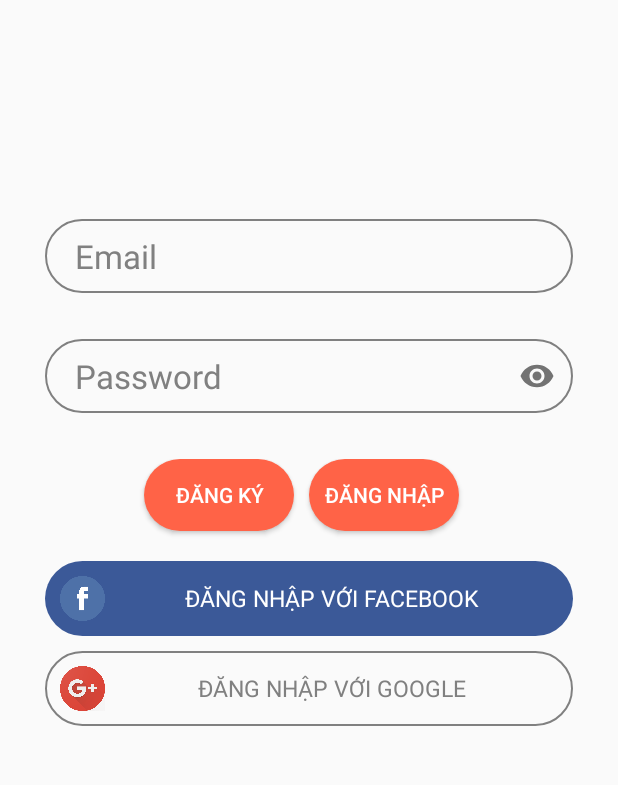
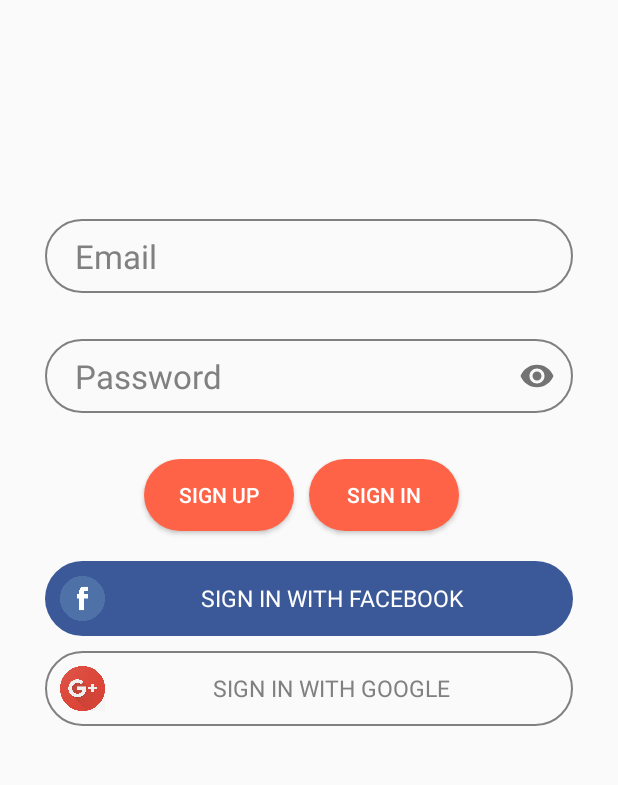
Before and after one commit to phat347/PhatLORD, an Android app: the screen it shows after launch (MainActivity), on a phone screen of 412 x 824 dp, the part 306-1091 px from its top. Run offline under Robolectric (Android 15) with nearby library versions, the phone set to English and light mode, and no system bars; our stand-ins replace Firebase (no records; nobody signed in at launch, a user with empty details on screens opened directly), Picasso; libraries missing offline, so code that uses them is left out: com.facebook, com.facebook.appevents, com.facebook.login; pictures from the network do not load; 7 statements that could not run were skipped.

Commit message:
Bo sung string xml ngon ngu tieng viet + tieng ANH

```diff
--- a/app/src/main/java/com/phatle/smartrestaurant/AccountActivity.java
+++ b/app/src/main/java/com/phatle/smartrestaurant/AccountActivity.java
@@ -113,7 +113,7 @@
             Picasso.with(AccountActivity.this)
                     .load(IntentPhotoURL) //extract as User instance method
                     .transform(new CropCircleTransformation())
-                    .resize(100, 100)
+//                    .resize(100, 100)
                     .into(userImg);
         }
         btnEit.setOnClickListener(new View.OnClickListener() {
@@ -217,7 +217,7 @@
                         pDialog.setCancelable(false);
                         pDialog.show();
                         String userId = user.getUid();
-                        StorageReference filepath = mStorage.child("Images").child(uri.getLastPathSegment());
+                        StorageReference filepath = mStorage.child("Images");
                         filepath.putFile(uri).addOnSuccessListener(new OnSuccessListener<UploadTask.TaskSnapshot>() {
                             @Override
                             public void onSuccess(UploadTask.TaskSnapshot taskSnapshot) {
--- a/app/src/main/java/com/phatle/smartrestaurant/MainActivity.java
+++ b/app/src/main/java/com/phatle/smartrestaurant/MainActivity.java
@@ -3,6 +3,7 @@
 import android.app.Activity;
 import android.content.Context;
 import android.content.Intent;
+import android.content.SharedPreferences;
 import android.graphics.Color;
 import android.graphics.Typeface;
 import android.net.ConnectivityManager;
@@ -59,6 +60,7 @@
 
 import java.util.Arrays;
 import java.util.List;
+import java.util.Locale;
 import java.util.regex.Matcher;
 import java.util.regex.Pattern;
 
@@ -69,8 +71,17 @@
     GoogleSignInClient mGoogleSignInClient;
     private FirebaseAuth auth;
     LinearLayout container;
+    private String mLanguageCode;
     @Override
     protected void onCreate(Bundle savedInstanceState) {
+        mLanguageCode = loadLocale();
+        if(mLanguageCode.equals(""))
+        {
+            Locale current = getResources().getConfiguration().locale;
+            mLanguageCode = current.getLanguage();
+        }
+
+        LocaleHelper.setLocale(MainActivity.this, mLanguageCode);
         super.onCreate(savedInstanceState);
         auth = FirebaseAuth.getInstance();
         callbackManager = CallbackManager.Factory.create();
@@ -375,4 +386,11 @@
         InputMethodManager inputMethodManager = (InputMethodManager) context.getSystemService(Activity.INPUT_METHOD_SERVICE);
         inputMethodManager.hideSoftInputFromWindow(view.getWindowToken(), 0);
     }
+    public String loadLocale() {
+        String langPref = "Language";
+        SharedPreferences prefs = getSharedPreferences("CommonPrefs",
+                Activity.MODE_PRIVATE);
+        String language = prefs.getString(langPref, "");
+        return language;
+    }
 }
--- a/app/src/main/java/com/phatle/smartrestaurant/ProfileActivity.java
+++ b/app/src/main/java/com/phatle/smartrestaurant/ProfileActivity.java
@@ -247,7 +247,7 @@
             Picasso.with(ProfileActivity.this)
                     .load(IntentPhotoURL) //extract as User instance method
                     .transform(new CropCircleTransformation())
-                    .resize(100, 100)
+//                    .resize(100, 100)
                     .into(profile);
         }
 
@@ -328,7 +328,7 @@
                 }
                 if(drawerItem.getItemName().equals(getResources().getString(R.string.app_info)))
                 {
-                    ErrorDialog dialog = new ErrorDialog(ProfileActivity.this, "Version 1.0", "App này viết cho vui :D",R.drawable.ic_leftmeu_info);
+                    ErrorDialog dialog = new ErrorDialog(ProfileActivity.this, "Version 1.0", "App này viết cho vui :D\n\nApp được viết bởi PhatLORD",R.drawable.ic_leftmeu_info);
                     dialog.setupOkButton("OK", new View.OnClickListener() {
                         @Override
                         public void onClick(View view) {
--- a/app/src/main/res/layout/activity_main.xml
+++ b/app/src/main/res/layout/activity_main.xml
@@ -108,7 +108,7 @@
                 android:id="@+id/btn_register"
                 android:layout_width="wrap_content"
                 android:layout_height="wrap_content"
-                android:text="Đăng ký"
+                android:text="@string/sign_up_btn"
                 android:layout_gravity="center_horizontal"
                 android:layout_marginTop="10dp"
                 android:textColor="@color/white"
@@ -119,7 +119,7 @@
                 android:id="@+id/btn_login"
                 android:layout_width="wrap_content"
                 android:layout_height="wrap_content"
-                android:text="Đăng nhập"
+                android:text="@string/sign_in_btn"
                 android:layout_gravity="center_horizontal"
                 android:layout_marginTop="10dp"
                 android:textColor="@color/white"
@@ -146,7 +146,7 @@
                 android:id="@+id/facebook_login"
                 android:layout_width="match_parent"
                 android:layout_height="30dp"
-                android:text="Đăng nhập với Facebook"
+                android:text="@string/sign_in_with_facebook"
                 android:textAllCaps="true"
                 android:textColor="@color/white"
                 android:textSize="7pt"
@@ -172,7 +172,7 @@
                 android:id="@+id/google_login"
                 android:layout_width="match_parent"
                 android:layout_height="30dp"
-                android:text="Đăng nhập với Google"
+                android:text="@string/sign_in_with_google"
                 android:textAllCaps="true"
                 android:textColor="@color/gray"
                 android:textSize="7pt"
--- a/app/src/main/res/layout/activity_register.xml
+++ b/app/src/main/res/layout/activity_register.xml
@@ -17,7 +17,7 @@
         android:layout_height="wrap_content"
         android:layout_gravity="center_horizontal"
         android:layout_marginBottom="10dp"
-        android:text="Đăng ký tài khoản"
+        android:text="@string/sign_up"
         android:textSize="10pt" />
     <LinearLayout
         android:layout_width="match_parent"
--- a/app/src/main/res/values/strings.xml
+++ b/app/src/main/res/values/strings.xml
@@ -19,4 +19,9 @@
     <string name="tab_notification">Notification</string>
     <string name="tab_bookmark">Bookmark</string>
     <string name="my_favorite">My Favorite</string>
+    <string name="sign_up">Sign up</string>
+    <string name="sign_up_btn">Sign up</string>
+    <string name="sign_in_btn">Sign in</string>
+    <string name="sign_in_with_facebook">Sign in with Facebook</string>
+    <string name="sign_in_with_google">Sign in with Google</string>
 </resources>
```
Also changed, not shown: app/src/main/java/com/phatle/smartrestaurant/RegisterActivity.java (+18 -0 lines), 1 other file.
